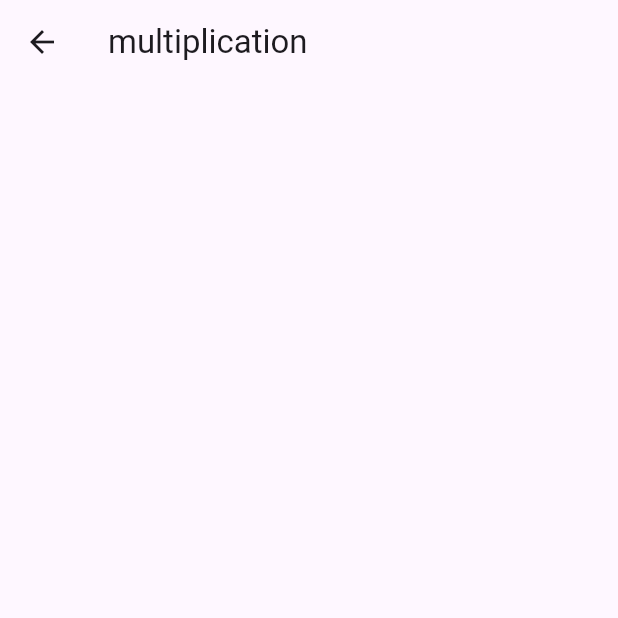
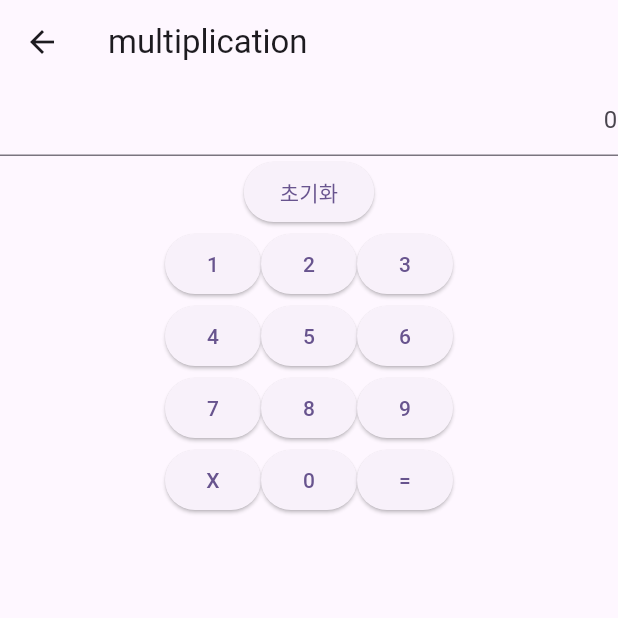
Before and after one commit to SangBeomPark-Bump/project2_onesymbol_cal, a Flutter app: the MulPage screen opened by its route, on a phone screen of 412 x 824 dp, the top half of it. Run offline on Flutter 3.47's test engine with Material 3 defaults, Android fonts, the phone set to English and light mode, and no system bars.

Commit message:
multipliciation edited

```diff
--- /dev/null
+++ b/onesymbol_cal/lib/VM/mulvm.dart
@@ -0,0 +1,29 @@
+class Mul{
+
+//property
+
+late String mul1P;
+late String mul2P;
+
+
+//constructor
+Mul(String mul1str, String mul2str){
+  mul1P = mul1str;
+  mul2P = mul2str;
+}
+
+//Function
+
+String mulF(){   // = 버튼
+  int num1 = int.parse(mul1P);
+  int num2 = int.parse(mul2P);
+  int mulresult = num1 * num2;
+  return mulresult.toString();
+}
+
+
+
+
+
+
+}
--- a/onesymbol_cal/lib/view/multiplication.dart
+++ b/onesymbol_cal/lib/view/multiplication.dart
@@ -1,4 +1,5 @@
 import 'package:flutter/material.dart';
+import 'package:onesymbol_cal/VM/mulvm.dart';
 
 class MulPage extends StatefulWidget {
   const MulPage({super.key});
@@ -8,12 +9,225 @@ class MulPage extends StatefulWidget {
 }
 
 class _MulPageState extends State<MulPage> {
+late TextEditingController calMulcontroller;
+late  String num1;
+late  String num2;
+
+@override
+  void initState() {
+    super.initState();
+    calMulcontroller = TextEditingController();
+    num1 = "";
+    num2 = "";
+  }
+
+
   @override
   Widget build(BuildContext context) {
     return Scaffold(
       appBar: AppBar(
-        title: Text('multiplication'),
+        title: const Text('multiplication'),
+      ),
+
+            body: Center(
+        child:Column(
+          children: [
+            TextField(
+              textAlign:TextAlign.end,
+              readOnly: true,
+              controller: calMulcontroller,
+              decoration: const InputDecoration(
+                hintText: "0"
+              ),
+            ),
+            SizedBox(
+              child: ElevatedButton(
+                onPressed: (){
+                  resetClick();
+                },
+                child: const Text("초기화")
+                ),
+            ),
+
+              Row(
+                mainAxisAlignment: MainAxisAlignment.center,
+                children: [
+                  ElevatedButton(
+                    onPressed: (){
+                      numX();
+                      calMulcontroller.text += "1";
+                    }
+                    ,
+                    child: const Text("1")
+                    ),
+
+                              ElevatedButton(
+                  onPressed: (){
+                      numX();
+                      calMulcontroller.text += "2";
+                      },
+                  child: const Text("2")
+                  ),
+
+                  ElevatedButton(
+                    onPressed: (){
+                      numX();
+                      calMulcontroller.text += "3";
+
+                    },
+                    child: const Text("3")
+                    ),
+                ],
+              ),
+
+            Row(
+              mainAxisAlignment: MainAxisAlignment.center,
+              children: [
+                ElevatedButton(
+                  onPressed: (){
+                      numX();
+                      calMulcontroller.text += "4";
+                  },
+                  child: const Text("4")
+                  ),
+
+                  ElevatedButton(
+                    onPressed: (){
+                      numX();
+                      calMulcontroller.text += "5";
+
+                    },
+                    child: const Text("5")
+                    ),
+
+                ElevatedButton(
+                  onPressed: (){
+                      numX();
+                      calMulcontroller.text += "6";
+
+                  },
+                  child: const Text("6")
+                  ),
+              ],
+            ),
+
+              Row(
+                mainAxisAlignment: MainAxisAlignment.center,
+                children: [
+                  ElevatedButton(
+                    onPressed: (){
+                      numX();
+                      calMulcontroller.text += "7";
+                    },
+                    child: const Text("7")
+                    ),
+                  ElevatedButton(
+                    onPressed: (){
+                      numX();
+                      calMulcontroller.text += "8";
+                    },
+                    child: const Text("8")
+                    ),
+                  ElevatedButton(
+                    onPressed: (){
+                      numX();
+                      calMulcontroller.text += "9";
+
+                    },
+                    child: const Text("9")
+                    ),
+
+                ],
+              ),
+
+              Row(
+                mainAxisAlignment: MainAxisAlignment.center,
+                children: [
+                  //*
+                  ElevatedButton(
+                    onPressed: (){
+                      xClick(); //num1 = controller
+                      calMulcontroller.text = "X";
+
+                    },
+                    child: const Text("X")
+                    ),
+                    //0
+                  ElevatedButton(
+                    onPressed: (){
+                      numX();
+
+                      calMulcontroller.text += "0";
+
+                    },
+                    child: const Text("0")
+                    ),
+                    //=
+                  ElevatedButton(
+                    onPressed: (){
+                      beforecalR();
+                      calResult();
+                      num1 = "";
+                      num2 = "";
+                      },
+                    child: const Text("=")
+                    ),
+                ],
+              ),
+
+          ],
+        ) ,
+        ),
+
+    );
+  }
+
+
+
+
+  //Function
+
+String numX(){
+if(calMulcontroller.text == "X"){
+  calMulcontroller.text = "";
+}return calMulcontroller.text;
+}
+
+String beforecalR(){
+  num2 = calMulcontroller.text;
+  return num2;
+}
+
+String xClick(){
+  num1 = calMulcontroller.text;
+  return num1;
+}
+
+
+  String calResult() {
+    if (calMulcontroller.text.trim().isEmpty ||
+        calMulcontroller.text.trim().isEmpty) {
+      errorSnackbar();
+      }else{
+        Mul calR = Mul(beforecalR(),xClick());
+        calMulcontroller.text = calR.mulF();
+      }return calMulcontroller.text;
+        }
+
+resetClick(){
+  calMulcontroller.text = "";
+  num1 = "";
+  num2 = "";
+}
+
+
+  errorSnackbar() {
+    ScaffoldMessenger.of(context).showSnackBar(
+      const SnackBar(
+        content: Text("숫자를 입력하세요"),
+        backgroundColor: Colors.red,
       ),
     );
   }
-}
+
+}//End
```
